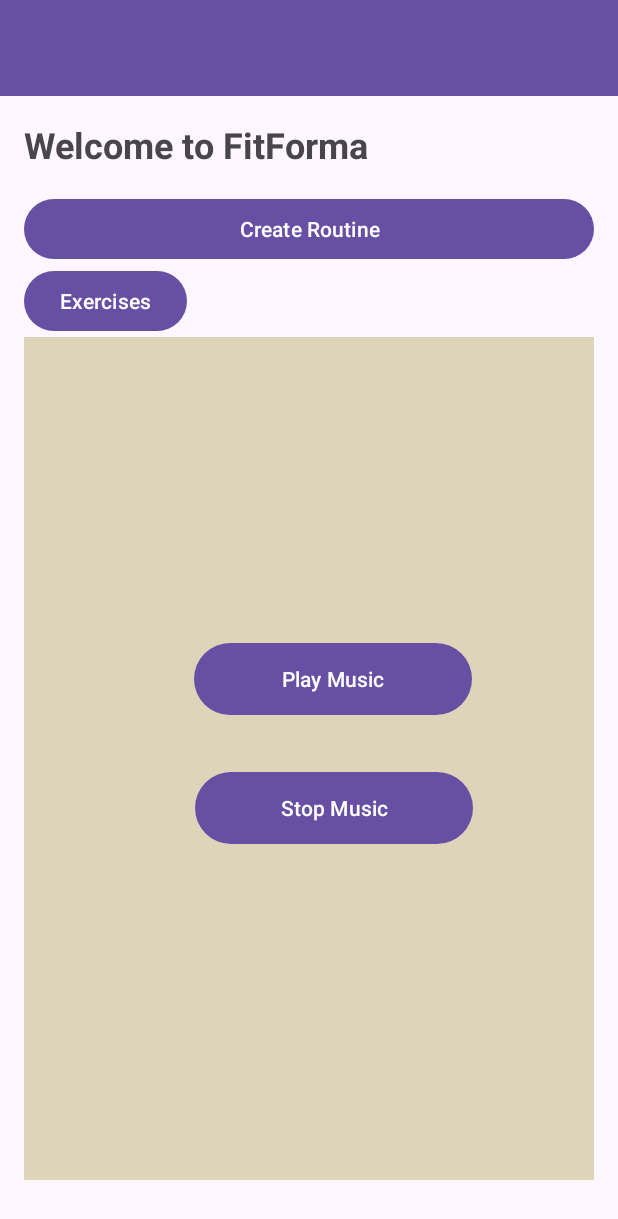
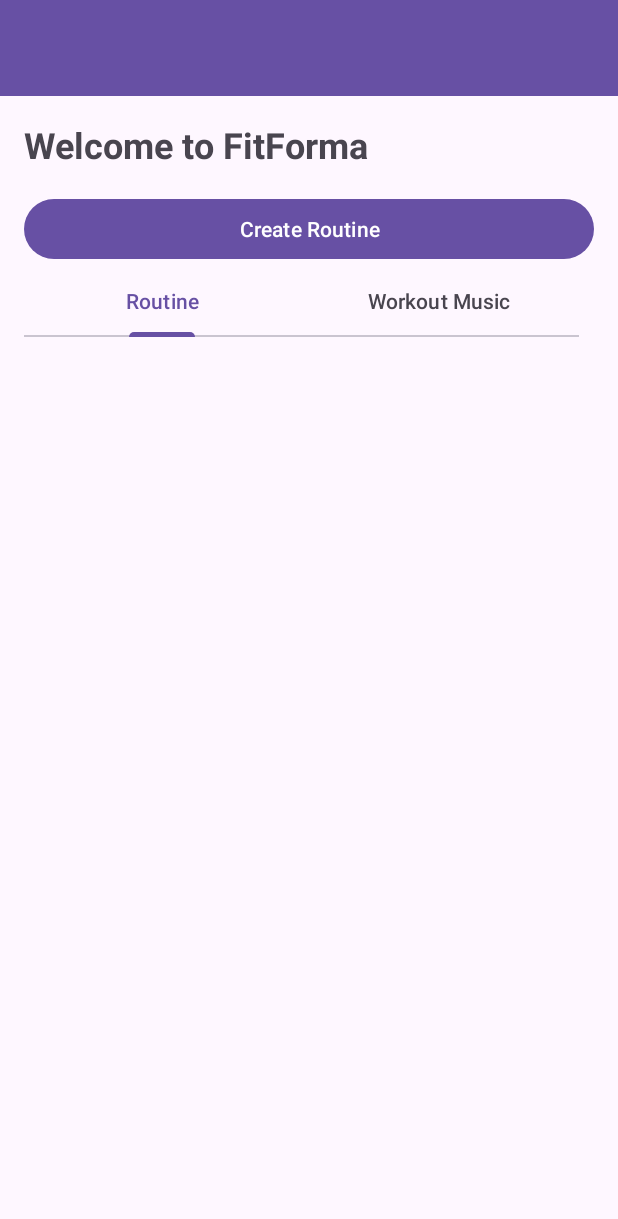
Before and after one commit to yara1611/ExerciseTracker, an Android app: the DashboardActivity screen opened directly, with no data from a screen before it, on a phone screen of 412 x 824 dp. Shown: the top 1219 px of the screen. Run offline under Robolectric (Android 15) with nearby library versions, the phone set to English and light mode, and no system bars.

Commit message:
tablayout, downloaded custom view

```diff
--- a/app/src/main/AndroidManifest.xml
+++ b/app/src/main/AndroidManifest.xml
@@ -22,10 +22,12 @@
         android:supportsRtl="true"
         android:theme="@style/Theme.ExcerciseTrackerApp"
         tools:targetApi="31">
+
+
         <service
             android:name=".MusicService"
             android:enabled="true"
-            android:exported="true"></service>
+            android:exported="true" />
 
         <activity
             android:name=".WorkoutInfoActivity"
--- a/app/src/main/java/com/example/excercisetrackerapp/CameraFragment.java
+++ b/app/src/main/java/com/example/excercisetrackerapp/CameraFragment.java
@@ -10,6 +10,8 @@ import android.view.View;
 import android.view.ViewGroup;
 import android.widget.Button;
 import android.widget.ImageView;
+
+import com.pkmmte.view.CircularImageView;
 
 /**
  * A simple {@link Fragment} subclass.
@@ -58,7 +60,7 @@ public class CameraFragment extends Fragment {
         }
     }
 
-    private ImageView capturedImage;
+    private CircularImageView capturedImage;
     private ActivityResultLauncher<Void> takePhotoLauncher;
 
     @Override
--- a/app/src/main/java/com/example/excercisetrackerapp/DashboardActivity.java
+++ b/app/src/main/java/com/example/excercisetrackerapp/DashboardActivity.java
@@ -15,6 +15,7 @@ import androidx.fragment.app.Fragment;
 import androidx.viewpager2.widget.ViewPager2;
 
 import com.example.excercisetrackerapp.Adapters.ViewPagerAdapter;
+import com.google.android.material.tabs.TabLayout;
 
 import java.util.ArrayList;
 import java.util.List;
@@ -27,8 +28,8 @@ public class DashboardActivity extends AppCompatActivity  {
         super.onCreate(savedInstanceState);
         setContentView(R.layout.dashbord);
 
-        MusicFragment musicFragment = new MusicFragment();
-        getSupportFragmentManager().beginTransaction().replace(R.id.MusicFragmentContainer,musicFragment).commit();
+        //MusicFragment musicFragment = new MusicFragment();
+        //getSupportFragmentManager().beginTransaction().replace(R.id.MusicFragmentContainer,musicFragment).commit();
 
         Button btnCreateRoutine = findViewById(R.id.btn_create_routine);
         btnCreateRoutine.setOnClickListener( v-> {
@@ -36,18 +37,38 @@ public class DashboardActivity extends AppCompatActivity  {
 
         });
 
-        Button got_to_exercieses_btn =  findViewById(R.id.exercises_button);
-        got_to_exercieses_btn.setOnClickListener(v->{
-            Intent intent = new Intent(this, ExerciseListActivity.class);
-            startActivity(intent);
-        });
+        //Button got_to_exercieses_btn =  findViewById(R.id.exercises_button);
+        //got_to_exercieses_btn.setOnClickListener(v->{
+        //    Intent intent = new Intent(this, ExerciseListActivity.class);
+        //    startActivity(intent);
+        //});
+
         ViewPager2 viewPager = findViewById(R.id.Pager);
         List<Fragment> fragments = new ArrayList<>();
-        RoutinesFragments routinesFragments = new RoutinesFragments();
-        fragments.add(routinesFragments);
+
+        fragments.add(new RoutinesFragments());
+        fragments.add(new MusicFragment());
+
         ViewPagerAdapter viewPagerAdapter = new ViewPagerAdapter(this, fragments);
         viewPager.setAdapter(viewPagerAdapter);
-        viewPager.setCurrentItem(fragments.indexOf(routinesFragments));
+        TabLayout tabLayout= findViewById(R.id.tabLayout);
+        tabLayout.addOnTabSelectedListener(new TabLayout.OnTabSelectedListener() {
+            @Override
+            public void onTabSelected(TabLayout.Tab tab) {
+                viewPager.setCurrentItem(tab.getPosition());
+            }
+
+            @Override
+            public void onTabUnselected(TabLayout.Tab tab) {
+
+            }
+
+            @Override
+            public void onTabReselected(TabLayout.Tab tab) {
+
+            }
+        });
+        //viewPager.setCurrentItem(fragments.indexOf(routinesFragments));
     }
 
     private void showCreateRoutineDialog() {
--- a/app/src/main/java/com/example/excercisetrackerapp/ExerciseInfoActivity.java
+++ b/app/src/main/java/com/example/excercisetrackerapp/ExerciseInfoActivity.java
@@ -8,7 +8,6 @@ import android.util.Log;
 import android.widget.Button;
 import android.widget.EditText;
 import android.widget.TextView;
-import android.widget.Toast;
 
 import androidx.activity.EdgeToEdge;
 import androidx.appcompat.app.AppCompatActivity;
@@ -57,7 +56,7 @@ public class ExerciseInfoActivity extends AppCompatActivity {
 
 
         EditText Reps = findViewById(R.id.Reps_Text);
-        EditText Weight = findViewById(R.id.Weight_Label);
+        EditText Weight = findViewById(R.id.Weight_Text);
         EditText Sets = findViewById(R.id.Sets_Text);
         EditText Notes = findViewById(R.id.Notes_Text);
 
--- a/app/src/main/java/com/example/excercisetrackerapp/WelcomeActivity.java
+++ b/app/src/main/java/com/example/excercisetrackerapp/WelcomeActivity.java
@@ -9,6 +9,8 @@ import androidx.appcompat.app.AppCompatActivity;
 import androidx.core.graphics.Insets;
 import androidx.core.view.ViewCompat;
 import androidx.core.view.WindowInsetsCompat;
+
+
 
 public class WelcomeActivity extends AppCompatActivity {
 
@@ -22,6 +24,10 @@ public class WelcomeActivity extends AppCompatActivity {
             v.setPadding(systemBars.left, systemBars.top, systemBars.right, systemBars.bottom);
             return insets;
         });
+
+
+
+
         Button signIn = findViewById(R.id.signin_btn);
         Button signUp = findViewById(R.id.signup_btn);
 
--- a/app/src/main/res/layout/dashbord.xml
+++ b/app/src/main/res/layout/dashbord.xml
@@ -50,11 +50,23 @@
 
         <!-- RecyclerView to Display Training Routines or Recent Workouts -->
 
-        <Button
-            android:id="@+id/exercises_button"
-            android:layout_width="wrap_content"
-            android:layout_height="wrap_content"
-            android:text="Exercises" />
+        <com.google.android.material.tabs.TabLayout
+            android:id="@+id/tabLayout"
+            android:layout_width="370dp"
+            android:layout_height="0dp"
+            android:layout_weight="1">
+
+            <com.google.android.material.tabs.TabItem
+                android:layout_width="wrap_content"
+                android:layout_height="wrap_content"
+                android:text="Routine" />
+
+            <com.google.android.material.tabs.TabItem
+                android:layout_width="wrap_content"
+                android:layout_height="wrap_content"
+                android:text="Workout Music" />
+
+        </com.google.android.material.tabs.TabLayout>
 
         <androidx.viewpager2.widget.ViewPager2
             android:id="@+id/Pager"
@@ -64,12 +76,6 @@
 
             />
 
-        <androidx.fragment.app.FragmentContainerView
-            android:id="@+id/MusicFragmentContainer"
-            android:name="com.example.excercisetrackerapp.MusicFragment"
-            android:layout_width="match_parent"
-            android:layout_height="wrap_content" />
-
     </LinearLayout>
 
 </RelativeLayout>
--- a/app/src/main/res/layout/fragment_music.xml
+++ b/app/src/main/res/layout/fragment_music.xml
@@ -2,6 +2,7 @@
 <LinearLayout xmlns:android="http://schemas.android.com/apk/res/android"
     xmlns:app="http://schemas.android.com/apk/res-auto"
     xmlns:tools="http://schemas.android.com/tools"
+    android:id="@+id/fragment_music"
     android:layout_width="match_parent"
     android:layout_height="match_parent"
     android:background="#DDD4BA"
```
Also changed, not shown: app/build.gradle (+9 -0 lines), app/src/main/res/layout/activity_exercise_info.xml (+63 -61 lines), app/src/main/res/layout/activity_welcome.xml (+20 -7 lines), app/src/main/res/layout/fragment_camera.xml (+17 -7 lines), gradle/libs.versions.toml (+12 -0 lines).
